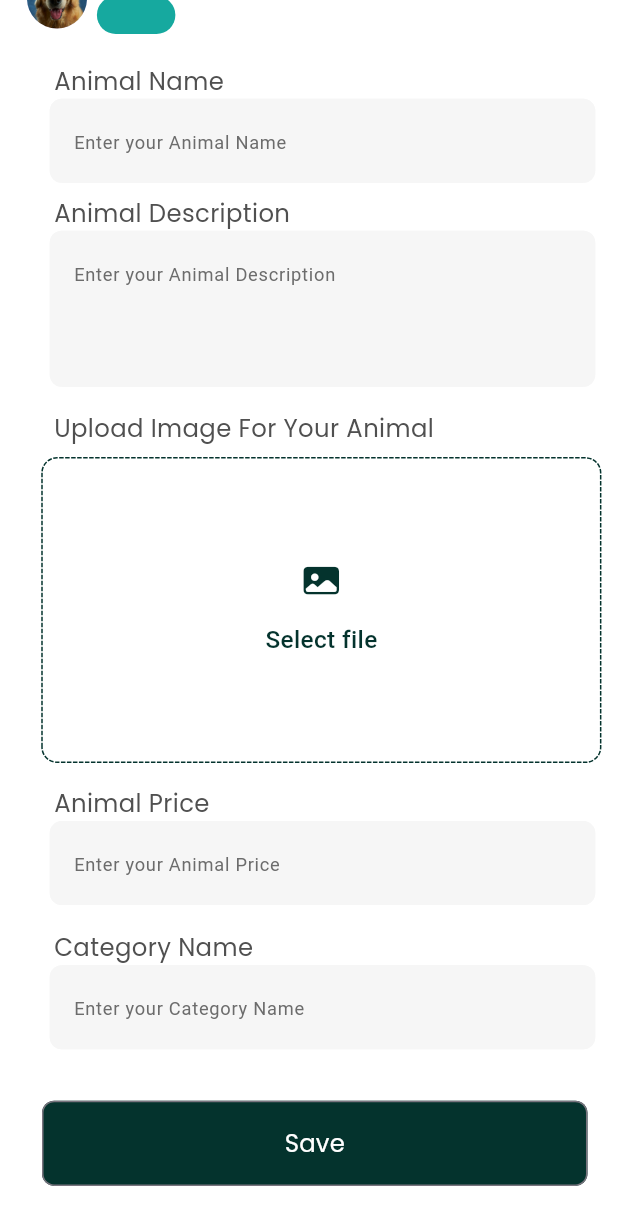
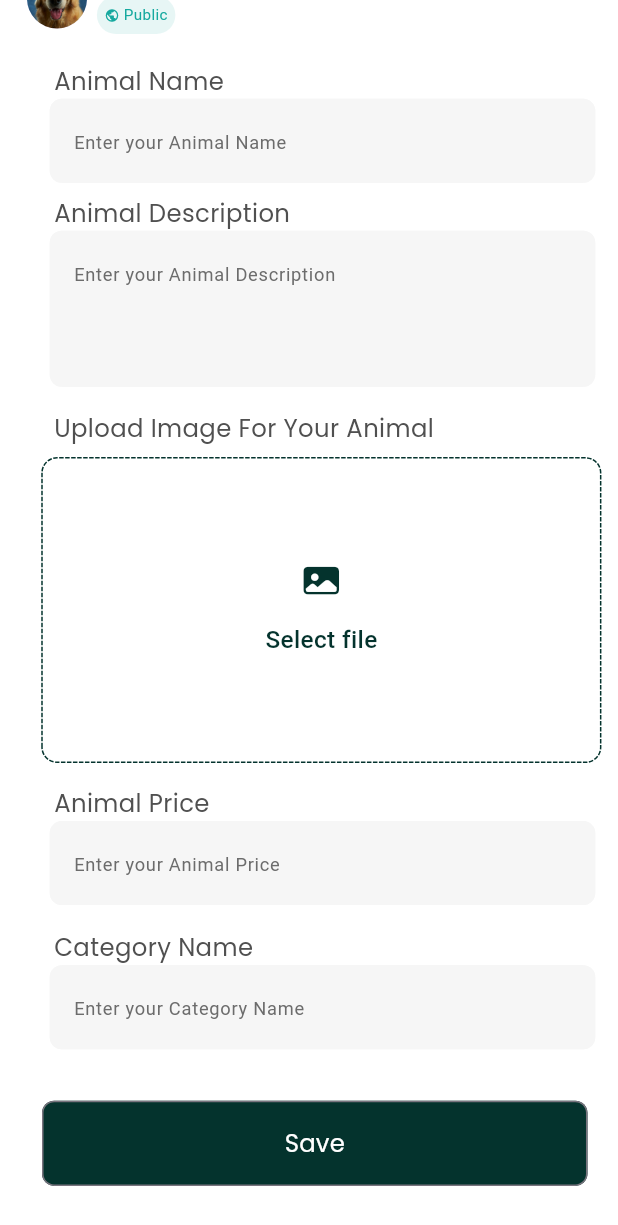
Before and after one commit to hamed12232/Animooo_App, a Flutter app: the AnimalScreen screen opened directly, scrolled down 81 dp, on a phone screen of 412 x 824 dp. Shown: the top 1225 px of the screen. Run offline on Flutter 3.47's test engine with Material 3 defaults, Android fonts, the phone set to English and light mode, and no system bars; drawn by our look-alikes of dotted_border; our stand-ins replace connectivity_plus, dartz, dio, flutter_bloc, flutter_screenutil, flutter_secure_storage and 4 more; accounts and stored records are empty.

```diff
--- a/lib/core/DI/get_it.dart
+++ b/lib/core/DI/get_it.dart
@@ -1,4 +1,4 @@
-import 'package:animoo_app/core/api/dio_services.dart';
+import 'package:animoo_app/core/database/api/dio_services.dart';
 import 'package:animoo_app/features/auth/login/repo/login_repositiory_imp.dart';
 import 'package:animoo_app/features/auth/login/repo/login_repository.dart';
 import 'package:animoo_app/features/auth/login/view_model/forget_password_view_model.dart';
--- a/lib/core/api/dio_services.dart
+++ b/lib/core/database/api/dio_services.dart
@@ -1,5 +1,5 @@
-import 'package:animoo_app/core/api/api_constant.dart';
-import 'package:animoo_app/core/api/api_consumer.dart';
+import 'package:animoo_app/core/database/api/api_constant.dart';
+import 'package:animoo_app/core/database/api/api_consumer.dart';
 import 'package:animoo_app/core/errors/error_model.dart';
 import 'package:animoo_app/core/errors/failures.dart';
 import 'package:dio/dio.dart';
--- a/lib/core/widget/custom_button.dart
+++ b/lib/core/widget/custom_button.dart
@@ -10,24 +10,31 @@ class CustomButton extends StatelessWidget {
     required this.text,
 
     this.fontSize = 16,
+    this.buttonColor = AppColors.kprimaryColor,
+    this.textColor = AppColors.kbackGroungColor,
+    this.isButtonImageSelector = false, this.borderRadius,
   });
   final void Function()? onPressed;
   final String text;
   final double fontSize;
+  final Color buttonColor;
+  final Color textColor;
+  final bool isButtonImageSelector;
+  final BorderRadiusGeometry? borderRadius;
   @override
   Widget build(BuildContext context) {
     return OutlinedButton(
       onPressed: onPressed,
       style: OutlinedButton.styleFrom(
-        backgroundColor: AppColors.kprimaryColor,
+        backgroundColor: buttonColor,
 
-        shape: RoundedRectangleBorder(borderRadius: BorderRadius.circular(8.r)),
-        fixedSize: Size(331.w, 56.h),
+        shape: RoundedRectangleBorder(borderRadius: borderRadius??BorderRadius.circular(8.r)),
+        fixedSize: !isButtonImageSelector ? Size(331.w, 56.h) : null,
       ),
       child: Text(
         text,
         style: TextStyle(
-          color: AppColors.kbackGroungColor,
+          color: textColor,
           fontSize: fontSize.sp,
           fontFamily: FontValues.poppins,
           fontWeight: FontWeight.w400,
--- a/lib/features/animal/view/screen/animal_screen.dart
+++ b/lib/features/animal/view/screen/animal_screen.dart
@@ -55,7 +55,8 @@ class _AnimalScreenState extends State<AnimalScreen> {
                 VerticalSpace(height: AppHeight.h11),
                 CustomProfileCard(
                   statusText: " Public",
-                  statusColor: AppColors.kprofileStateColor,
+                  // ignore: deprecated_member_use
+                  statusColor: AppColors.kprofileStateColor.withOpacity(0.1),
                 ),
                 VerticalSpace(height: AppHeight.h20),
                 CustomAttributeTextField(
@@ -89,7 +90,7 @@ class _AnimalScreenState extends State<AnimalScreen> {
                     onTap: () async {
                       {
                         try {
-                          await selectImage(imageFile);
+                          await selectImage(imageFile,context);
                           if (mounted) {
                             setState(() {});
                           }
--- a/lib/features/auth/login/repo/login_repositiory_imp.dart
+++ b/lib/features/auth/login/repo/login_repositiory_imp.dart
@@ -1,7 +1,7 @@
 import 'dart:developer';
 
-import 'package:animoo_app/core/api/api_constant.dart';
-import 'package:animoo_app/core/api/dio_services.dart';
+import 'package:animoo_app/core/database/api/api_constant.dart';
+import 'package:animoo_app/core/database/api/dio_services.dart';
 import 'package:animoo_app/core/errors/error_model.dart';
 import 'package:animoo_app/core/errors/failures.dart';
 import 'package:animoo_app/features/auth/login/models/login_model.dart';
--- a/lib/features/auth/signUp/repo/signup_repository_impl.dart
+++ b/lib/features/auth/signUp/repo/signup_repository_impl.dart
@@ -1,7 +1,7 @@
 import 'dart:developer';
 
-import 'package:animoo_app/core/api/api_constant.dart';
-import 'package:animoo_app/core/api/dio_services.dart';
+import 'package:animoo_app/core/database/api/api_constant.dart';
+import 'package:animoo_app/core/database/api/dio_services.dart';
 import 'package:animoo_app/core/errors/error_model.dart';
 import 'package:animoo_app/core/errors/failures.dart';
 import 'package:animoo_app/features/auth/login/models/login_model.dart';
--- a/lib/features/auth/signUp/view_models/signup_viewmodel.dart
+++ b/lib/features/auth/signUp/view_models/signup_viewmodel.dart
@@ -62,8 +62,8 @@ class SignupViewmodel extends Cubit<SignupState> {
     return super.close();
   }
 
-  Future<void> pickImage() async {
-    await selectImage( imageFile);
+  Future<void> pickImage(BuildContext context) async {
+    await selectImage( imageFile,context);
   }
 
 
--- a/lib/features/auth/signUp/views/screen/signUpScreen.dart
+++ b/lib/features/auth/signUp/views/screen/signUpScreen.dart
@@ -188,7 +188,7 @@ class _SignupscreenState extends State<Signupscreen> {
                         onTap: () async {
                           {
                             try {
-                              await viewModel.pickImage();
+                              await viewModel.pickImage(context);
                               if (mounted) {
                                 setState(() {});
                               }
--- a/lib/features/category/view/screen/category_screen.dart
+++ b/lib/features/category/view/screen/category_screen.dart
@@ -53,7 +53,7 @@ class _CategoryScreenState extends State<CategoryScreen> {
               VerticalSpace(height: AppHeight.h11),
               CustomProfileCard(
                 statusText: " Public",
-                statusColor: AppColors.kprofileStateColor,
+                statusColor: AppColors.kprofileStateColor.withOpacity(0.1),
               ),
               VerticalSpace(height: AppHeight.h20),
               CustomAttributeTextField(
@@ -87,7 +87,7 @@ class _CategoryScreenState extends State<CategoryScreen> {
                   onTap: () async {
                     {
                       try {
-                        await selectImage(imageFile);
+                        await selectImage(imageFile,context);
                         if (mounted) {
                           setState(() {});
                         }
--- a/lib/main.dart
+++ b/lib/main.dart
@@ -1,6 +1,4 @@
 import 'package:animoo_app/core/DI/get_it.dart';
-import 'package:animoo_app/core/routes/app_route.dart';
-import 'package:animoo_app/features/home/view/screen/home_screen.dart';
 import 'package:animoo_app/features/home/view/screen/my_home_page.dart';
 import 'package:flutter/material.dart';
 import 'package:flutter_screenutil/flutter_screenutil.dart';
--- a/pubspec.yaml
+++ b/pubspec.yaml
@@ -37,6 +37,7 @@ dependencies:
     sdk: flutter
   flutter_bloc: ^9.1.1
   flutter_screenutil: ^5.9.3
+  flutter_secure_storage: ^9.2.4
   flutter_svg: ^2.2.0
   get_it: ^8.2.0
   image_picker: ^1.2.0
```
Also changed, not shown: lib/core/database/local/flutter_secure.dart (added, +14 -0 lines), lib/core/functions/select_image.dart (+73 -3 lines), lib/core/database/api/api_constant.dart (renamed from lib/core/api/api_constant.dart), lib/core/database/api/api_consumer.dart (renamed from lib/core/api/api_consumer.dart), pubspec.lock, 5 other files.
